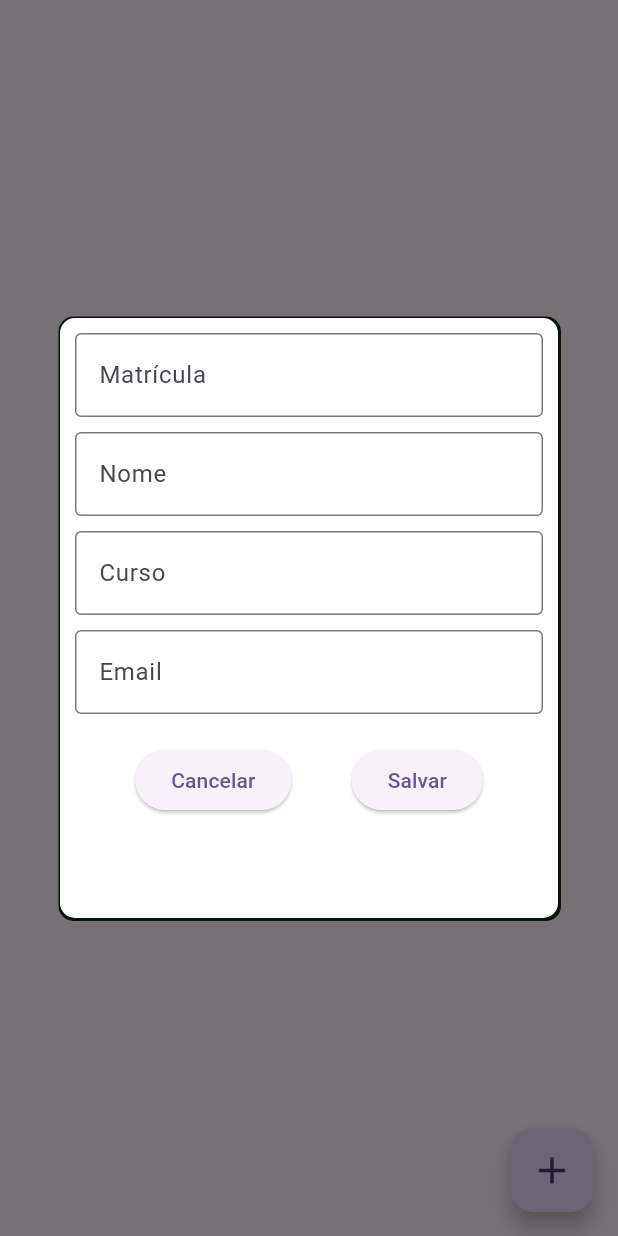
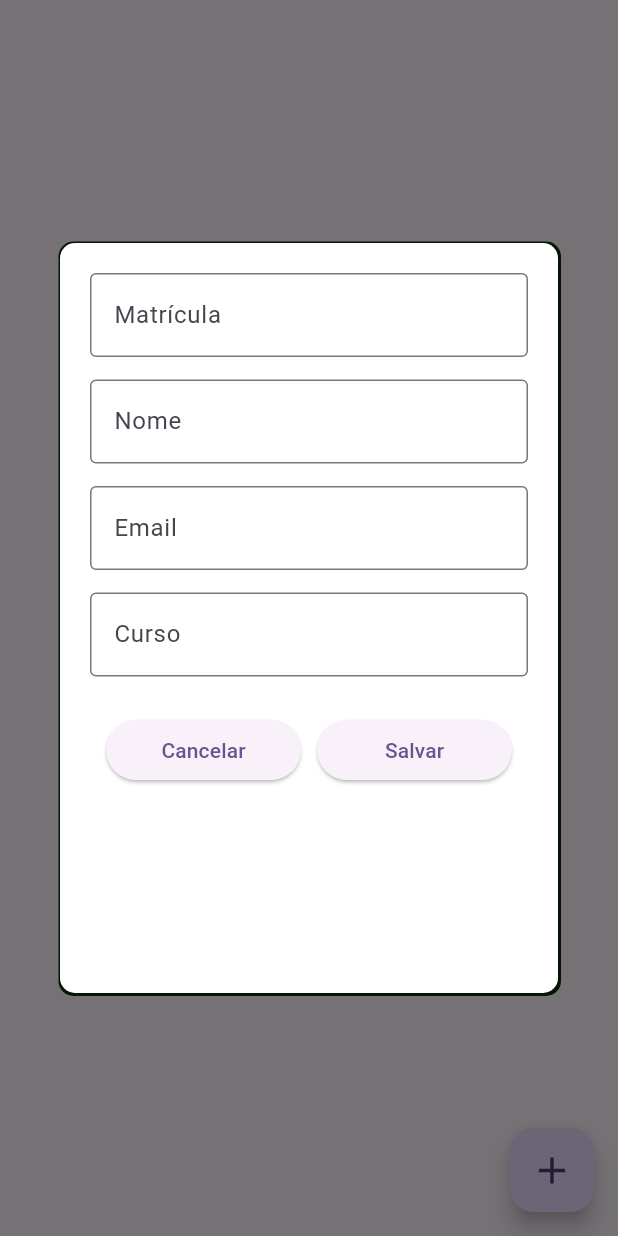
Before and after one commit to wilker57/Projeto-Flutter, a Flutter app: the EstudanteListPage screen opened directly, after a tap on the "add" icon, on a phone screen of 412 x 824 dp. Run offline on Flutter 3.47's test engine with Material 3 defaults, Android fonts, the phone set to English and light mode, and no system bars; our stand-ins replace fluttertoast, sqflite; accounts and stored records are empty.

Commit message:
Funcionalidade Button

```diff
--- a/flutter/crud/lib/estudante/pages/estudante_add_page.dart
+++ b/flutter/crud/lib/estudante/pages/estudante_add_page.dart
@@ -1,6 +1,7 @@
 import 'package:crud/estudante/models/estudante.dart';
-import 'package:crud/estudante/mvvm/estudante_view_model.dart' show EstudanteViewModel;
+import 'package:crud/estudante/mvvm/estudante_view_model.dart';
 import 'package:flutter/material.dart';
+import 'package:fluttertoast/fluttertoast.dart';
 import 'package:provider/provider.dart';
 
 class EstudanteAddPage extends StatelessWidget {
@@ -9,19 +10,21 @@ class EstudanteAddPage extends StatelessWidget {
   @override
   Widget build(BuildContext context) {
     Estudante est = Estudante();
-
-    // Controladores para os campos do formulário
     TextEditingController matricula = TextEditingController();
     TextEditingController nome = TextEditingController();
+    TextEditingController email = TextEditingController();
     TextEditingController curso = TextEditingController();
-    TextEditingController email = TextEditingController();
+
+    //variável "formKey" é auxiliar de controle de conteúdo do
+    //formulário onde se encontram os campos textos a serem validados
+    var formKey = GlobalKey<FormState>();
 
     return Consumer<EstudanteViewModel>(
       builder: (context, viewModel, child) {
         return Dialog(
           child: Container(
-            padding: EdgeInsets.all(10),
-            height: 400,
+            padding: EdgeInsets.only(top: 20, left: 20, right: 20, bottom: 10),
+            height: 500,
             decoration: BoxDecoration(
               color: Colors.white,
               borderRadius: BorderRadius.circular(10),
@@ -31,73 +34,142 @@ class EstudanteAddPage extends StatelessWidget {
                   offset: Offset(0.5, 0.5),
                   spreadRadius: 1.5,
                 ),
-            ]
+              ],
             ),
+            child: Form(
+              key: formKey,
               child: Column(
-            mainAxisSize: MainAxisSize.min,
                 children: [
                   TextFormField(
+                    validator: (value) => value!.isEmpty
+                        ? 'Campo matrícula é obrigatório!!!!'
+                        : null,
                     controller: matricula,
                     decoration: InputDecoration(
-                  labelText: 'Matrícula',
-                  border: OutlineInputBorder(),
+                      label: Text('Matrícula'),
+                      border: OutlineInputBorder(
+                        borderSide: BorderSide(width: 1),
                       ),
-                keyboardType: TextInputType.number,
                     ),
-              SizedBox(height: 10),
+                  ),
+                  SizedBox(height: 15),
                   TextFormField(
+                    validator: (value) =>
+                        value!.isEmpty ? 'Nome não pode ficar vazio' : null,
                     controller: nome,
                     decoration: InputDecoration(
-                  labelText: 'Nome',
-                  border: OutlineInputBorder(),
+                      label: Text('Nome'),
+                      border: OutlineInputBorder(
+                        borderSide: BorderSide(width: 1),
                       ),
                     ),
-              SizedBox(height: 10),
+                  ),
+                  SizedBox(height: 15),
                   TextFormField(
+                    validator: (value) =>
+                        value!.isEmpty ? 'Email não pode ficar vazio' : null,
+
+                    controller: email,
+                    decoration: InputDecoration(
+                      label: Text('Email'),
+                      border: OutlineInputBorder(
+                        borderSide: BorderSide(width: 1),
+                      ),
+                    ),
+                  ),
+                  SizedBox(height: 15),
+                  TextFormField(
+                    validator: (value) =>
+                        value!.isEmpty ? 'Curso não pode ficar vazio' : null,
+
                     controller: curso,
                     decoration: InputDecoration(
-                  labelText: 'Curso',
-                  border: OutlineInputBorder(),
+                      label: Text('Curso'),
+                      border: OutlineInputBorder(
+                        borderSide: BorderSide(width: 1),
                       ),
                     ),
-              SizedBox(height: 10),
-              TextFormField(
-                controller: email,
-                decoration: InputDecoration(
-                  labelText: 'Email',
-                  border: OutlineInputBorder(),
                   ),
-                keyboardType: TextInputType.emailAddress,
-              ),
-              SizedBox(height: 20),
+                  SizedBox(height: 25),
                   Row(
                     mainAxisAlignment: MainAxisAlignment.spaceEvenly,
                     children: [
-                  ElevatedButton(
+                      SizedBox(
+                        width: 130,
+                        child: ElevatedButton(
                           onPressed: () {
-                      Navigator.pop(context);
+                            Navigator.of(context).pop();
                           },
-                    child: Text("Cancelar")
+                          child: Text("Cancelar"),
                         ),
-                  ElevatedButton(
-                    onPressed: () {
+                      ),
+                      SizedBox(
+                        width: 130,
+                        child: ElevatedButton(
+                          onPressed: () async {
+                            if (formKey.currentState!.validate()) {
                               est.nome = nome.text;
-                      est.matricula = int.tryParse(matricula.text);
+                              est.matricula = int.parse(matricula.text);
+                              est.email = email.text;
                               est.curso = curso.text;
-                      est.email = email.text;
-
-                      viewModel.adicionarEstudante(est);
-
+                              bool ok = await viewModel.adicionarEstudante(est);
+                              if (ok) {
+                                // ScaffoldMessenger.of(context).showSnackBar(
+                                //   SnackBar(
+                                //     content: Text(
+                                //       'Dados do estudante foram gravados com sucesso',
+                                //     ),
+                                //     backgroundColor: Colors.amberAccent[400],
+                                //     duration: Duration(seconds: 5),
+                                //   ),
+                                // );
+                                myToastDialog(
+                                  msg:
+                                      'Dados do estudante foram gravados com sucesso',
+                                );
+                              } else {
+                                // ScaffoldMessenger.of(context).showSnackBar(
+                                //   SnackBar(
+                                //     content: Text(
+                                //       'Problemas ao gravar dados da cotação',
+                                //     ),
+                                //     backgroundColor: Colors.amberAccent[400],
+                                //     duration: Duration(seconds: 5),
+                                //   ),
+                                // );
+                                myToastDialog(
+                                  msg:
+                                      'Ocorreu problemas na gravação de dados ',
+                                );
+                              }
+                            }
                           },
-                    child: Text("Salvar")
+                          child: Text("Salvar"),
+                        ),
                       ),
                     ],
                   ),
                 ],
               ),
             ),
+          ),
         );
-
-    });
+      },
+    );
   }
 }
+
+Future<bool?> myToastDialog({
+  required String msg,
+  Color backgroundColor = Colors.black,
+  Color textColor = Colors.white,
+}) {
+  return Fluttertoast.showToast(
+    msg: msg,
+    gravity: ToastGravity.BOTTOM,
+    timeInSecForIosWeb: 2,
+    backgroundColor: Colors.black,
+    textColor: Colors.white,
+    fontSize: 14,
+  );
+}
--- a/flutter/crud/lib/estudante/pages/estudante_list_page.dart
+++ b/flutter/crud/lib/estudante/pages/estudante_list_page.dart
@@ -1,5 +1,7 @@
+import 'package:crud/estudante/mvvm/estudante_view_model.dart';
 import 'package:crud/estudante/pages/estudante_add_page.dart';
 import 'package:flutter/material.dart';
+import 'package:provider/provider.dart';
 
 class EstudanteListPage extends StatelessWidget {
   const EstudanteListPage({super.key});
@@ -8,6 +10,38 @@ class EstudanteListPage extends StatelessWidget {
   Widget build(BuildContext context) {
 
     return  Scaffold(
+
+      body: Consumer<EstudanteViewModel>(
+        builder: (context, viewModel, child) {
+          if (viewModel.estudantes.isEmpty) {
+            return Center(
+              child: Text('Banco de dados vazio'),
+            );
+          }
+            return ListView.builder(
+
+
+              itemCount: viewModel.estudantes.length,
+              itemBuilder: (context, index){
+
+                final estudante = viewModel.estudantes[index];
+
+                return ListTile(
+
+                  title: Text('${estudante.nome}'),
+                  subtitle: Text('Matrícula: ${estudante.matricula}'),
+                  trailing: IconButton(
+                    icon: Icon(Icons.delete),
+                    onPressed: () {
+                      // Implementar a funcionalidade de exclusão se necessário
+                    },
+                  ),
+                );
+              },
+                );
+              },
+            ),
+
 
       floatingActionButton: FloatingActionButton(onPressed: () {
         showDialog(
--- a/flutter/crud/pubspec.yaml
+++ b/flutter/crud/pubspec.yaml
@@ -38,6 +38,8 @@ dependencies:
   path:
   path_provider: ^2.1.2
   provider: ^6.1.5+1
+  fluttertoast: ^8.2.13
+
 
 dev_dependencies:
   flutter_test:
@@ -91,3 +93,4 @@ flutter:
   #
   # For details regarding fonts from package dependencies,
   # see https://flutter.dev/to/font-from-package
+  # add this line to your dependencies
```
Also changed, not shown: flutter/crud/lib/estudante/mvvm/estudante_view_model.dart (+15 -4 lines), flutter/crud/pubspec.lock. Lines whose indentation alone changed are shown as unchanged.
